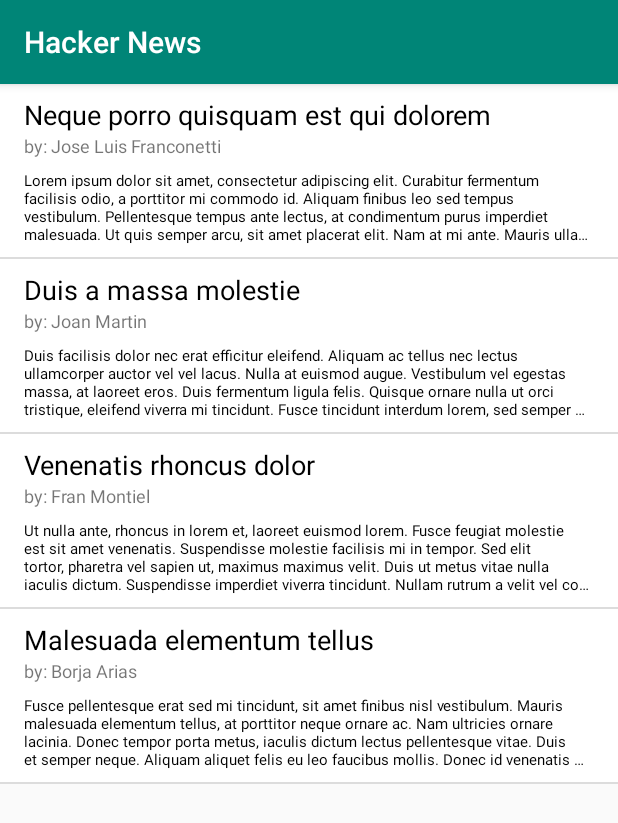
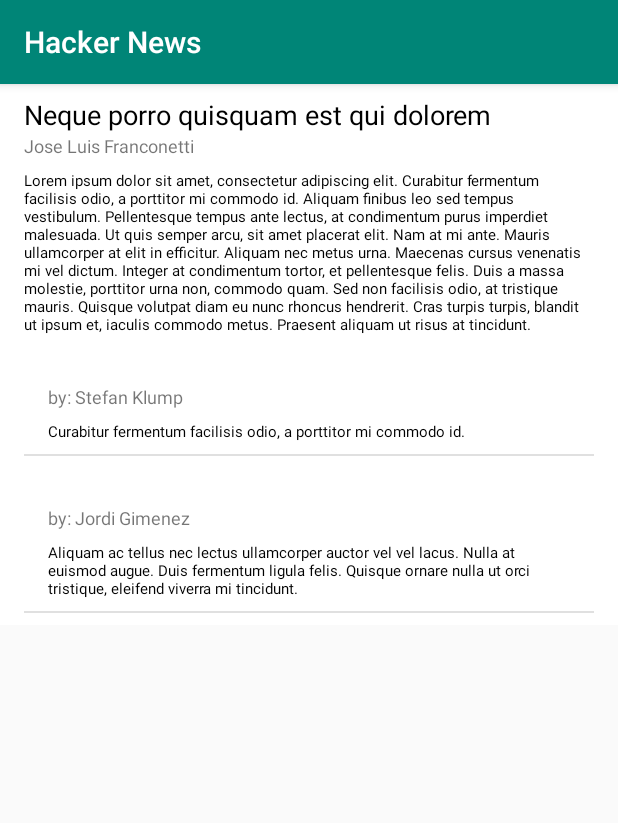
Before and after one commit to mobilejazz/HackerNewsMultiplatform, an Android app: the screen it shows after launch (ItemListActivity before the commit, ItemDetailActivity after it), after a tap on "Neque porro quisquam est qui dolorem", on a phone screen of 412 x 824 dp. Shown: the top 823 px of the screen. Run offline under Robolectric (Android 15) with nearby library versions, the phone set to English and light mode, and no system bars.

Commit message:
Preparing project for talk

```diff
--- a/core/src/commonMain/kotlin/presenter/ItemDetailPresenter.kt
+++ b/core/src/commonMain/kotlin/presenter/ItemDetailPresenter.kt
@@ -4,26 +4,21 @@ import com.mobilejazz.common.model.Item
 interface ItemDetailPresenter {
 
     interface View {
-        fun onEventDisplay(comments: List<Item>)
-
+        fun onEventDisplay(item: Item, kids: List<Item>)
     }
 
-    fun onAppearWith(item: Item)
-    fun onActionRefresh(item: Item)
+    fun onAppearWith(itemId: Int)
 }
 
 class ItemDetailDefaultPresenter(val view: ItemDetailPresenter.View) : ItemDetailPresenter {
-    override fun onAppearWith(item: Item) {
-        // TODO: fetch data
-        view.onEventDisplay(listOf(
+
+    override fun onAppearWith(itemId: Int) {
+        // TODO: fetch item and kids data
+        view.onEventDisplay(
+            Item(itemId,"Jose Luis Franconetti", "Neque porro quisquam est qui dolorem", "Lorem ipsum dolor sit amet, consectetur adipiscing elit. Curabitur fermentum facilisis odio, a porttitor mi commodo id. Aliquam finibus leo sed tempus vestibulum. Pellentesque tempus ante lectus, at condimentum purus imperdiet malesuada. Ut quis semper arcu, sit amet placerat elit. Nam at mi ante. Mauris ullamcorper at elit in efficitur. Aliquam nec metus urna. Maecenas cursus venenatis mi vel dictum. Integer at condimentum tortor, et pellentesque felis. Duis a massa molestie, porttitor urna non, commodo quam. Sed non facilisis odio, at tristique mauris. Quisque volutpat diam eu nunc rhoncus hendrerit. Cras turpis turpis, blandit ut ipsum et, iaculis commodo metus. Praesent aliquam ut risus at tincidunt.", emptyList()),
+            listOf(
             Item(5,"Stefan Klump", "", "Curabitur fermentum facilisis odio, a porttitor mi commodo id. ", emptyList()),
             Item(6,"Jordi Gimenez", "", "Aliquam ac tellus nec lectus ullamcorper auctor vel vel lacus. Nulla at euismod augue. Duis fermentum ligula felis. Quisque ornare nulla ut orci tristique, eleifend viverra mi tincidunt.", emptyList())
         ))
     }
-
-    override fun onActionRefresh(item: Item) {
-        // TODO: Reload comments
-        // For now, we are just re-calling onAppear to trigger the rendering of the list.
-        onAppearWith(item)
-    }
 }
--- a/core/src/commonMain/kotlin/presenter/ItemListPresenter.kt
+++ b/core/src/commonMain/kotlin/presenter/ItemListPresenter.kt
@@ -15,7 +15,7 @@ interface ItemListPresenter {
 
 class ItemListDefaultPresenter(val view: ItemListPresenter.View) : ItemListPresenter {
     override fun onAppear() {
-        // TODO: fetch data
+        // TODO: fetch AskStories data
         view.onEventDisplay(listOf(
             Item(1,"Jose Luis Franconetti", "Neque porro quisquam est qui dolorem", "Lorem ipsum dolor sit amet, consectetur adipiscing elit. Curabitur fermentum facilisis odio, a porttitor mi commodo id. Aliquam finibus leo sed tempus vestibulum. Pellentesque tempus ante lectus, at condimentum purus imperdiet malesuada. Ut quis semper arcu, sit amet placerat elit. Nam at mi ante. Mauris ullamcorper at elit in efficitur. Aliquam nec metus urna. Maecenas cursus venenatis mi vel dictum. Integer at condimentum tortor, et pellentesque felis. Duis a massa molestie, porttitor urna non, commodo quam. Sed non facilisis odio, at tristique mauris. Quisque volutpat diam eu nunc rhoncus hendrerit. Cras turpis turpis, blandit ut ipsum et, iaculis commodo metus. Praesent aliquam ut risus at tincidunt.", emptyList()),
             Item(2,"Joan Martin", "Duis a massa molestie", "Duis facilisis dolor nec erat efficitur eleifend. Aliquam ac tellus nec lectus ullamcorper auctor vel vel lacus. Nulla at euismod augue. Vestibulum vel egestas massa, at laoreet eros. Duis fermentum ligula felis. Quisque ornare nulla ut orci tristique, eleifend viverra mi tincidunt. Fusce tincidunt interdum lorem, sed semper mauris tincidunt vitae. Vestibulum ante ipsum primis in faucibus orci luctus et ultrices posuere cubilia Curae; Donec venenatis rhoncus dolor, vel maximus neque iaculis id. Aliquam viverra elementum elit, et posuere tortor sollicitudin at. In hac habitasse platea dictumst. Interdum et malesuada fames ac ante ipsum primis in faucibus. In maximus, lacus id ultricies consequat, urna neque pellentesque sem, at suscipit leo sapien ac augue.", emptyList()),
@@ -29,7 +29,7 @@ class ItemListDefaultPresenter(val view: ItemListPresenter.View) : ItemListPrese
     }
 
     override fun onActionRefresh() {
-        // TODO: refresh list.
+        // TODO: refresh AskStories data
         // For now, we are just re-calling onAppear to trigger the rendering of the list.
         onAppear()
     }
--- a/mobile/android/src/main/AndroidManifest.xml
+++ b/mobile/android/src/main/AndroidManifest.xml
@@ -16,6 +16,7 @@
                 <category android:name="android.intent.category.LAUNCHER" />
             </intent-filter>
         </activity>
+        <activity android:name=".ItemDetailActivity"/>
     </application>
 
 </manifest>
--- a/mobile/android/src/main/java/com/mobilejazz/hackernews/android/ItemDetailActivity.kt
+++ b/mobile/android/src/main/java/com/mobilejazz/hackernews/android/ItemDetailActivity.kt
@@ -4,33 +4,54 @@ import android.content.Context
 import android.content.Intent
 import android.os.Bundle
 import androidx.appcompat.app.AppCompatActivity
+import androidx.recyclerview.widget.DividerItemDecoration
+import androidx.recyclerview.widget.LinearLayoutManager
 import com.mobilejazz.common.model.Item
 import com.mobilejazz.common.presenter.ItemDetailDefaultPresenter
 import com.mobilejazz.common.presenter.ItemDetailPresenter
+import kotlinx.android.synthetic.main.activity_item_detail.*
+import kotlinx.android.synthetic.main.activity_item_list.*
 
 class ItemDetailActivity : AppCompatActivity(), ItemDetailPresenter.View {
 
     companion object {
-        const val ITEM_KEY = "item-key"
-    //    fun getIntent(context: Context, item: Item): Intent = Intent(context, ItemDetailActivity::class.java).apply { putExtra(ITEM_KEY, item) }
+        const val ITEM_ID = "item-id"
+        fun getIntent(context: Context, item: Item): Intent = Intent(context, ItemDetailActivity::class.java).apply { putExtra(ITEM_ID, item.id) }
     }
 
     private val presenter : ItemDetailPresenter by lazy {
         ItemDetailDefaultPresenter(this)
     }
 
-    private val item : Item
-        get() = intent.extras.get(ITEM_KEY) as Item
+    private val adapter by lazy {
+        ItemsAdapter(listener = {
+            // Nothing to do
+        }, displayAllContent = false)
+    }
+
+    private val itemId : Int
+        get() = intent.extras.getInt(ITEM_ID)
 
     override fun onCreate(savedInstanceState: Bundle?) {
         super.onCreate(savedInstanceState)
+        setContentView(R.layout.activity_item_detail)
 
         title = "Hacker News"
+        presenter.onAppearWith(itemId)
     }
 
     // MARK: ItemDetailPresenter.View
 
-    override fun onEventDisplay(comments: List<Item>) {
-        TODO("not implemented") //To change body of created functions use File | Settings | File Templates.
+    override fun onEventDisplay(item: Item, kids: List<Item>) {
+        item_detail_title_tv.text = item.title
+        item_detail_description_tv.text = item.text
+        item_detail_by_tv.text = item.by
+
+        val linearLayoutManager = LinearLayoutManager(this)
+        item_detail_kids_list.layoutManager = linearLayoutManager
+        item_detail_kids_list.addItemDecoration(DividerItemDecoration(this, linearLayoutManager.orientation))
+        item_detail_kids_list.adapter = adapter
+
+        adapter.reloadData(kids)
     }
 }
--- a/mobile/android/src/main/java/com/mobilejazz/hackernews/android/ItemListActivity.kt
+++ b/mobile/android/src/main/java/com/mobilejazz/hackernews/android/ItemListActivity.kt
@@ -50,6 +50,6 @@ class ItemListActivity : AppCompatActivity(), ItemListPresenter.View {
 
     override fun onEventNavigateTo(item: Item) {
         Log.d("itemlist", "Navigate to: $item")
-        //startActivity(ItemDetailActivity.getIntent(this, it))
+        startActivity(ItemDetailActivity.getIntent(this, item))
     }
 }
--- /dev/null
+++ b/mobile/android/src/main/res/layout/activity_item_detail.xml
@@ -0,0 +1,41 @@
+<?xml version="1.0" encoding="utf-8"?>
+<LinearLayout xmlns:android="http://schemas.android.com/apk/res/android"
+    xmlns:tools="http://schemas.android.com/tools"
+    android:layout_width="match_parent"
+    android:layout_height="wrap_content"
+    android:orientation="vertical"
+    android:background="@android:color/white"
+    android:paddingLeft="16dp"
+    android:paddingRight="16dp"
+    android:paddingTop="8dp"
+    android:paddingBottom="8dp">
+
+    <TextView
+        android:id="@+id/item_detail_title_tv"
+        android:layout_width="match_parent"
+        android:layout_height="wrap_content"
+        android:text="@null"
+        style="@style/TextAppearance.AppCompat.Medium"
+        android:textColor="@android:color/black"/>
+
+    <TextView
+        android:id="@+id/item_detail_by_tv"
+        android:layout_width="match_parent"
+        android:layout_height="wrap_content"
+        android:text="@null"
+        android:textSize="12sp"
+        tools:ignore="SmallSp" />
+
+    <TextView
+        android:id="@+id/item_detail_description_tv"
+        android:layout_width="match_parent"
+        android:layout_height="wrap_content"
+        android:textSize="10sp"
+        android:text="@null"
+        android:layout_marginTop="8dp"
+        android:textColor="@android:color/black"/>
+    <androidx.recyclerview.widget.RecyclerView
+        android:id="@+id/item_detail_kids_list"
+        android:layout_width="match_parent"
+        android:layout_height="match_parent" />
+</LinearLayout>
```
Also changed, not shown: core/src/commonMain/kotlin/common.kt (+0 -24 lines), 2 other files.
